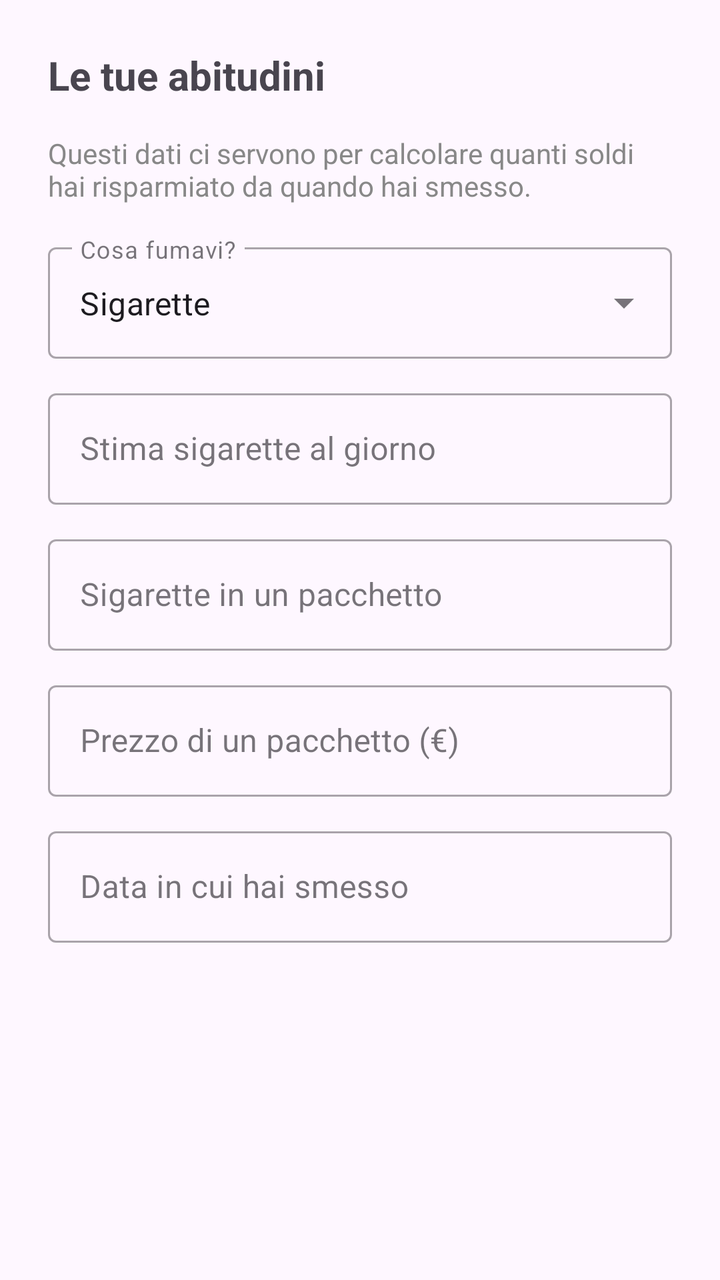
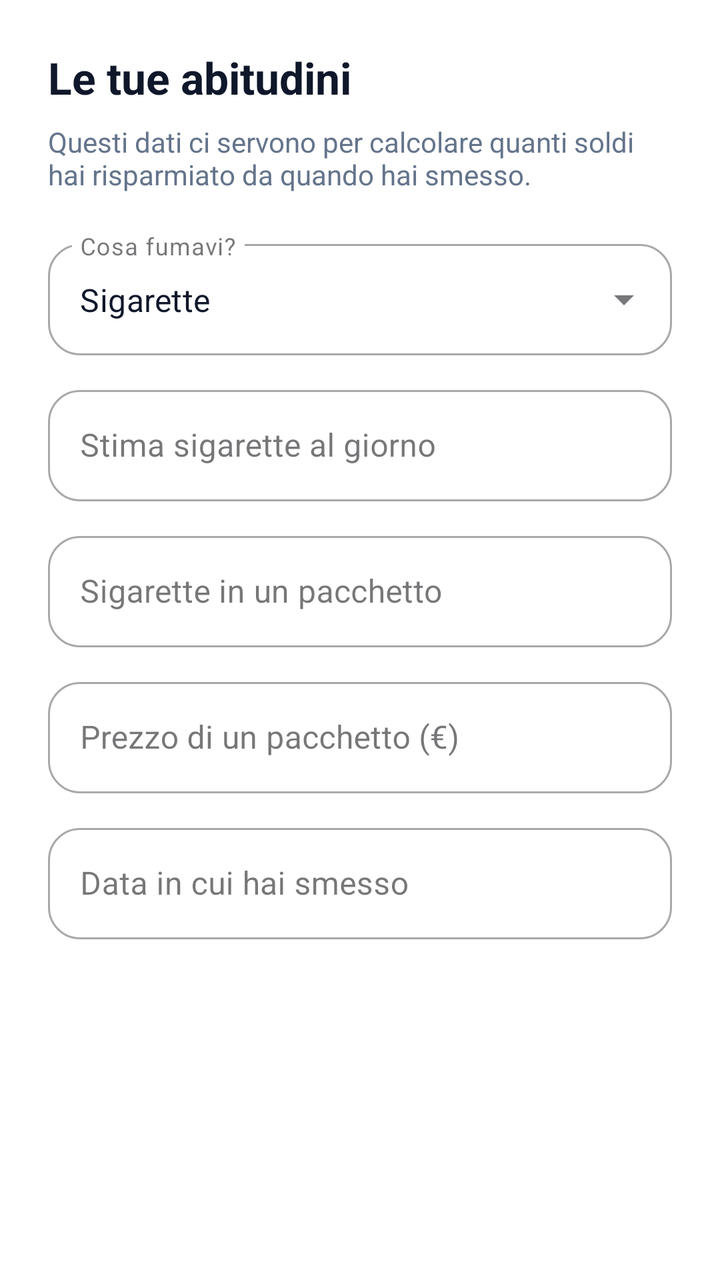

Before-and-after screenshots of an Android layout around one commit, followed by the original layout XML and the change that was made.
<!-- AndroidManifest.xml: application theme Theme.SmokeShield -->
<!-- res/layout/dialog_abitudini.xml -->
<?xml version="1.0" encoding="utf-8"?>
<LinearLayout xmlns:android="http://schemas.android.com/apk/res/android"
    android:layout_width="match_parent"
    android:layout_height="wrap_content"
    android:orientation="vertical"
    android:padding="24dp">

    <TextView
        android:layout_width="wrap_content"
        android:layout_height="wrap_content"
        android:text="Le tue abitudini"
        android:textSize="20sp"
        android:textStyle="bold"
        android:layout_marginBottom="16dp"/>

    <TextView
        android:layout_width="match_parent"
        android:layout_height="wrap_content"
        android:text="Questi dati ci servono per calcolare quanti soldi hai risparmiato da quando hai smesso."
        android:textSize="14sp"
        android:layout_marginBottom="16dp"
        android:textColor="#888888"/>

    
    <com.google.android.material.textfield.TextInputLayout
        style="@style/Widget.MaterialComponents.TextInputLayout.OutlinedBox.ExposedDropdownMenu"
        android:layout_width="match_parent"
        android:layout_height="wrap_content"
        android:hint="Cosa fumavi?">
        <AutoCompleteTextView
            android:id="@+id/et_tipo_fumo"
            android:layout_width="match_parent"
            android:layout_height="wrap_content"
            android:inputType="none"
            android:text="Sigarette"/>
    </com.google.android.material.textfield.TextInputLayout>

    
    <com.google.android.material.textfield.TextInputLayout
        style="@style/Widget.MaterialComponents.TextInputLayout.OutlinedBox"
        android:layout_width="match_parent"
        android:layout_height="wrap_content"
        android:layout_marginTop="12dp"
        android:hint="Stima sigarette al giorno">
        <com.google.android.material.textfield.TextInputEditText
            android:id="@+id/et_quantita"
            android:layout_width="match_parent"
            android:layout_height="wrap_content"
            android:inputType="number" />
    </com.google.android.material.textfield.TextInputLayout>

    
    <com.google.android.material.textfield.TextInputLayout
        android:id="@+id/til_quantita_pacchetto"
        style="@style/Widget.MaterialComponents.TextInputLayout.OutlinedBox"
        android:layout_width="match_parent"
        android:layout_height="wrap_content"
        android:layout_marginTop="12dp"
        android:hint="Sigarette in un pacchetto">
        <com.google.android.material.textfield.TextInputEditText
            android:id="@+id/et_quantita_pacchetto"
            android:layout_width="match_parent"
            android:layout_height="wrap_content"
            android:inputType="number" />
    </com.google.android.material.textfield.TextInputLayout>

    
    <com.google.android.material.textfield.TextInputLayout
        android:id="@+id/til_prezzo"
        style="@style/Widget.MaterialComponents.TextInputLayout.OutlinedBox"
        android:layout_width="match_parent"
        android:layout_height="wrap_content"
        android:layout_marginTop="12dp"
        android:hint="Prezzo di un pacchetto (€)">
        <com.google.android.material.textfield.TextInputEditText
            android:id="@+id/et_prezzo"
            android:layout_width="match_parent"
            android:layout_height="wrap_content"
            android:inputType="numberDecimal" />
    </com.google.android.material.textfield.TextInputLayout>

    
    <com.google.android.material.textfield.TextInputLayout
        style="@style/Widget.MaterialComponents.TextInputLayout.OutlinedBox"
        android:layout_width="match_parent"
        android:layout_height="wrap_content"
        android:layout_marginTop="12dp"
        android:hint="Data in cui hai smesso">
        <com.google.android.material.textfield.TextInputEditText
            android:id="@+id/et_data_smetto"
            android:layout_width="match_parent"
            android:layout_height="wrap_content"
            android:focusable="false"
            android:clickable="true" />
    </com.google.android.material.textfield.TextInputLayout>

</LinearLayout>
<!-- resources referenced by this layout -->
<resources>
  <style name="Theme.SmokeShield" parent="Base.Theme.SmokeShield" />
  <style name="Base.Theme.SmokeShield" parent="Theme.Material3.DayNight.NoActionBar">
          <item name="android:windowLayoutInDisplayCutoutMode" tools:targetApi="p">shortEdges</item>
          <item name="android:statusBarColor">?android:attr/colorBackground</item>
          <item name="android:navigationBarColor">?android:attr/colorBackground</item>
      </style>
</resources>

<!-- the commit's change to res/layout/dialog_abitudini.xml (unified diff, before → after) -->
@@ -1,31 +1,38 @@
 <?xml version="1.0" encoding="utf-8"?>
 <LinearLayout xmlns:android="http://schemas.android.com/apk/res/android"
+    xmlns:app="http://schemas.android.com/apk/res-auto"
     android:layout_width="match_parent"
     android:layout_height="wrap_content"
     android:orientation="vertical"
-    android:padding="24dp">
+    android:padding="24dp"
+    android:background="?attr/colorSurface">
 
     <TextView
         android:layout_width="wrap_content"
         android:layout_height="wrap_content"
         android:text="Le tue abitudini"
-        android:textSize="20sp"
+        android:textSize="22sp"
         android:textStyle="bold"
-        android:layout_marginBottom="16dp"/>
+        android:textColor="?android:attr/textColorPrimary"
+        android:layout_marginBottom="8dp"/>
 
     <TextView
         android:layout_width="match_parent"
         android:layout_height="wrap_content"
         android:text="Questi dati ci servono per calcolare quanti soldi hai risparmiato da quando hai smesso."
         android:textSize="14sp"
-        android:layout_marginBottom="16dp"
-        android:textColor="#888888"/>
+        android:layout_marginBottom="20dp"
+        android:textColor="?android:attr/textColorSecondary"/>
 
     
     <com.google.android.material.textfield.TextInputLayout
         style="@style/Widget.MaterialComponents.TextInputLayout.OutlinedBox.ExposedDropdownMenu"
         android:layout_width="match_parent"
         android:layout_height="wrap_content"
+        app:boxCornerRadiusTopStart="16dp"
+        app:boxCornerRadiusTopEnd="16dp"
+        app:boxCornerRadiusBottomStart="16dp"
+        app:boxCornerRadiusBottomEnd="16dp"
         android:hint="Cosa fumavi?">
         <AutoCompleteTextView
             android:id="@+id/et_tipo_fumo"
@@ -41,6 +48,10 @@
         android:layout_width="match_parent"
         android:layout_height="wrap_content"
         android:layout_marginTop="12dp"
+        app:boxCornerRadiusTopStart="16dp"
+        app:boxCornerRadiusTopEnd="16dp"
+        app:boxCornerRadiusBottomStart="16dp"
+        app:boxCornerRadiusBottomEnd="16dp"
         android:hint="Stima sigarette al giorno">
         <com.google.android.material.textfield.TextInputEditText
             android:id="@+id/et_quantita"
@@ -56,6 +67,10 @@
         android:layout_width="match_parent"
         android:layout_height="wrap_content"
         android:layout_marginTop="12dp"
+        app:boxCornerRadiusTopStart="16dp"
+        app:boxCornerRadiusTopEnd="16dp"
+        app:boxCornerRadiusBottomStart="16dp"
+        app:boxCornerRadiusBottomEnd="16dp"
         android:hint="Sigarette in un pacchetto">
         <com.google.android.material.textfield.TextInputEditText
             android:id="@+id/et_quantita_pacchetto"
@@ -71,6 +86,10 @@
         android:layout_width="match_parent"
         android:layout_height="wrap_content"
         android:layout_marginTop="12dp"
+        app:boxCornerRadiusTopStart="16dp"
+        app:boxCornerRadiusTopEnd="16dp"
+        app:boxCornerRadiusBottomStart="16dp"
+        app:boxCornerRadiusBottomEnd="16dp"
         android:hint="Prezzo di un pacchetto (€)">
         <com.google.android.material.textfield.TextInputEditText
             android:id="@+id/et_prezzo"
@@ -85,6 +104,10 @@
         android:layout_width="match_parent"
         android:layout_height="wrap_content"
         android:layout_marginTop="12dp"
+        app:boxCornerRadiusTopStart="16dp"
+        app:boxCornerRadiusTopEnd="16dp"
+        app:boxCornerRadiusBottomStart="16dp"
+        app:boxCornerRadiusBottomEnd="16dp"
         android:hint="Data in cui hai smesso">
         <com.google.android.material.textfield.TextInputEditText
             android:id="@+id/et_data_smetto"
<!-- resource entries referenced after the edit -->
@@ -2,9 +2,50 @@
 <resources>
   <style name="Theme.SmokeShield" parent="Base.Theme.SmokeShield" />
   <style name="Base.Theme.SmokeShield" parent="Theme.Material3.DayNight.NoActionBar">
+          
+          <item name="colorPrimary">@color/primaryColor</item>
+          <item name="colorOnPrimary">@color/white</item>
+          <item name="colorSecondary">@color/secondaryColor</item>
+          <item name="colorOnSecondary">@color/white</item>
+  
+          
           <item name="android:windowLayoutInDisplayCutoutMode" tools:targetApi="p">shortEdges</item>
-          <item name="android:statusBarColor">?android:attr/colorBackground</item>
-          <item name="android:navigationBarColor">?android:attr/colorBackground</item>
+          <item name="android:statusBarColor">@color/backgroundColor</item>
+          <item name="android:navigationBarColor">@color/backgroundColor</item>
+  
+          
+          <item name="android:colorBackground">@color/backgroundColor</item>
+          <item name="colorSurface">@color/surfaceColor</item>
+          <item name="colorError">@color/colorSos</item>
+  
+          
+          <item name="android:textColorPrimary">@color/textColor</item>
+          <item name="android:textColorSecondary">@color/textColorLight</item>
+  
+          
+          <item name="shapeAppearanceSmallComponent">@style/ShapeAppearance.SmokeShield.Small</item>
+          <item name="shapeAppearanceMediumComponent">@style/ShapeAppearance.SmokeShield.Medium</item>
+          <item name="shapeAppearanceLargeComponent">@style/ShapeAppearance.SmokeShield.Large</item>
+      </style>
+  <color name="primaryColor">#2563EB</color>
+  <color name="white">#FFFFFFFF</color>
+  <color name="secondaryColor">#F59E0B</color>
+  <color name="backgroundColor">#F8FAFC</color>
+  <color name="surfaceColor">#FFFFFF</color>
+  <color name="colorSos">#EF4444</color>
+  <color name="textColor">#0F172A</color>
+  <color name="textColorLight">#64748B</color>
+  <style name="ShapeAppearance.SmokeShield.Small" parent="ShapeAppearance.MaterialComponents.SmallComponent">
+          <item name="cornerFamily">rounded</item>
+          <item name="cornerSize">12dp</item>
+      </style>
+  <style name="ShapeAppearance.SmokeShield.Medium" parent="ShapeAppearance.MaterialComponents.MediumComponent">
+          <item name="cornerFamily">rounded</item>
+          <item name="cornerSize">20dp</item>
+      </style>
+  <style name="ShapeAppearance.SmokeShield.Large" parent="ShapeAppearance.MaterialComponents.LargeComponent">
+          <item name="cornerFamily">rounded</item>
+          <item name="cornerSize">28dp</item>
       </style>
 </resources>
 
